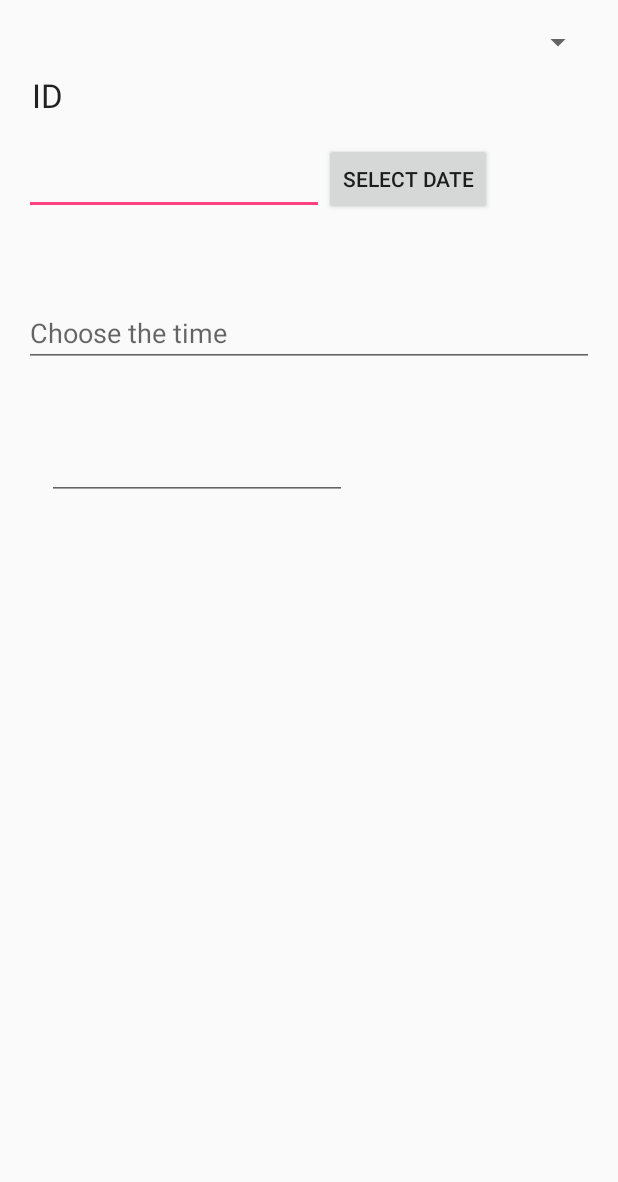
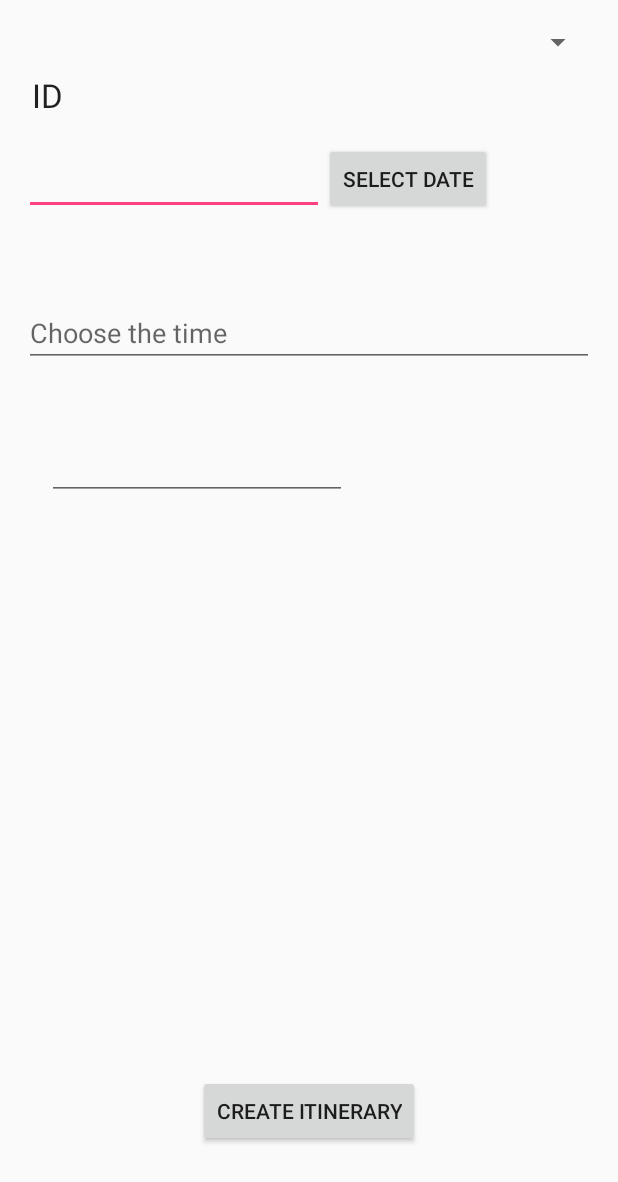
Before and after one commit to danltw/iPlanner, an Android app: the layout activity_view_itinerary_datepickerdialog.xml on its own in the app's theme, with its tools: preview values and no code run, on a phone screen of 412 x 824 dp. Shown: the top 1182 px of the screen. Run offline under Robolectric (Android 15) with nearby library versions, the phone set to English and light mode, and no system bars; network calls fail.

```diff
--- a/app/src/main/java/com/project42/iplanner/POIs/POIDetailsFragment.java
+++ b/app/src/main/java/com/project42/iplanner/POIs/POIDetailsFragment.java
@@ -102,7 +102,7 @@ public class POIDetailsFragment extends Fragment {
 
         FloatingActionButton BookmarkBtn = (FloatingActionButton) view.findViewById(R.id.floatingActionButtonBookmark);
 
-        sendBtn.setOnClickListener(new View.OnClickListener() {
+        BookmarkBtn.setOnClickListener(new View.OnClickListener() {
             @Override
             public void onClick(View view) {
                 addBookmark();
--- a/app/src/main/res/layout/activity_view_itinerary_datepickerdialog.xml
+++ b/app/src/main/res/layout/activity_view_itinerary_datepickerdialog.xml
@@ -67,6 +67,14 @@ android:paddingBottom="@dimen/activity_vertical_margin" tools:context=".Itinerar
         android:id="@+id/country_Name"
         />
 
+    <Button
+        android:id="@+id/submitBtn"
+        android:layout_width="wrap_content"
+        android:layout_height="wrap_content"
+        android:layout_alignParentBottom="true"
+        android:layout_centerHorizontal="true"
+        android:layout_marginBottom="43dp"
+        android:text="Create itinerary" />
 
 
 </RelativeLayout>
```
Also changed, not shown: app/src/main/java/com/project42/iplanner/Itineraries/ItineraryDetailsActivity.java (+115 -7 lines), app/src/main/res/menu/menu_search.xml (+5 -2 lines), 2 other files.
